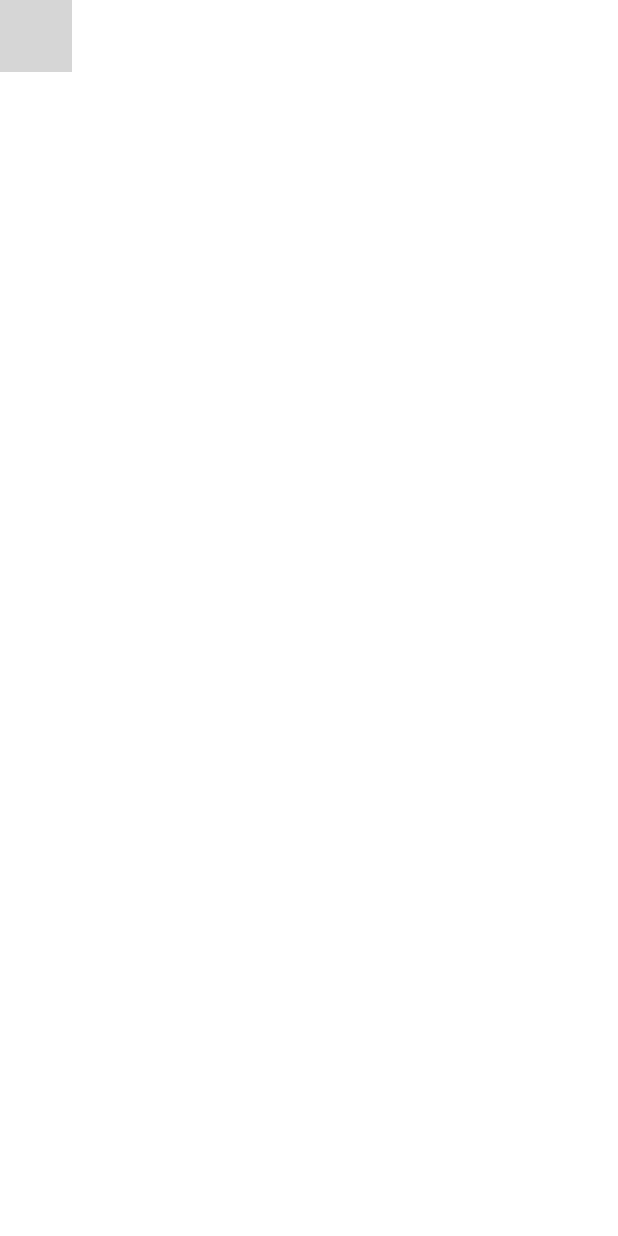
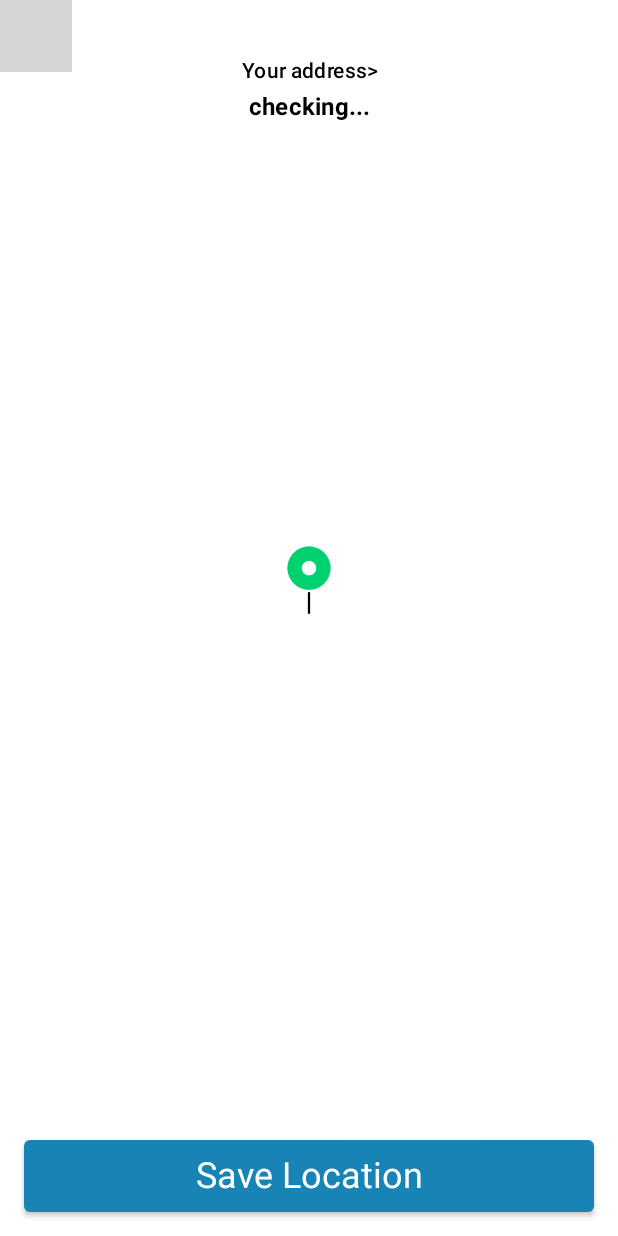
Before and after one commit to MyDesign94/MyWheatherApp, an Android app built with Jetpack Compose: the GoogleMapScreen screen opened through its navigation route, on a phone screen of 412 x 824 dp. Run offline under Robolectric (Android 15) with nearby library versions, the phone set to English and light mode, and no system bars; our stand-ins replace Dagger/Hilt's generated code; 5 statements that could not run were skipped; grey boxes are pictures that could not be loaded.

Commit message:
add pointer and simple user location

```diff
--- a/app/build.gradle
+++ b/app/build.gradle
@@ -85,6 +85,8 @@ dependencies {
     implementation "androidx.hilt:hilt-navigation-compose:1.0.0-alpha03"
     implementation "com.google.accompanist:accompanist-flowlayout:0.17.0"
     implementation "androidx.compose.ui:ui-viewbinding:$compose_version"
+    implementation("androidx.compose.animation:animation:$compose_version")
+    implementation("androidx.compose.animation:animation-core:$compose_version")
 
     // Coroutines
     implementation 'org.jetbrains.kotlinx:kotlinx-coroutines-core:1.5.1'
--- a/app/src/main/java/IS/WheatherApp/feature_wheather/presentation/MainActivity.kt
+++ b/app/src/main/java/IS/WheatherApp/feature_wheather/presentation/MainActivity.kt
@@ -96,7 +96,7 @@ class MainActivity : ComponentActivity() {
                         composable(
                             route = Screen.GoogleMap.route
                         ) {
-                            GoogleMapScreen()
+                            GoogleMapScreen(navController)
                         }
                     }
                 }
--- a/app/src/main/java/IS/WheatherApp/feature_wheather/presentation/google_map/GoogleMapPointerState.kt
+++ b/app/src/main/java/IS/WheatherApp/feature_wheather/presentation/google_map/GoogleMapPointerState.kt
@@ -5,3 +5,7 @@ import com.google.android.libraries.maps.model.LatLng
 data class GoogleMapPointerState(
     val latLng: LatLng = LatLng(60.037674, 30.250677)
 )
+
+enum class MapPointerMovingState {
+    IDLE, DRAGGING
+}
--- a/app/src/main/java/IS/WheatherApp/feature_wheather/presentation/google_map/GoogleMapScreen.kt
+++ b/app/src/main/java/IS/WheatherApp/feature_wheather/presentation/google_map/GoogleMapScreen.kt
@@ -1,34 +1,51 @@
 package IS.WheatherApp.feature_wheather.presentation.add_city.component
 
 import IS.WheatherApp.R
+import IS.WheatherApp.feature_wheather.presentation.google_map.GoogleMapViewModel
+import IS.WheatherApp.feature_wheather.presentation.google_map.MapPointerMovingState
+import IS.WheatherApp.feature_wheather.presentation.google_map.component.MapPointer
+import IS.WheatherApp.feature_wheather.presentation.google_map.component.YourAddress
+import IS.WheatherApp.feature_wheather.presentation.ui.theme.NxtDays
 import android.os.Bundle
+import android.util.Log
+import android.widget.Toast
 import androidx.compose.foundation.background
-import androidx.compose.foundation.layout.Column
-import androidx.compose.foundation.layout.fillMaxHeight
-import androidx.compose.foundation.layout.fillMaxWidth
-import androidx.compose.runtime.Composable
-import androidx.compose.runtime.DisposableEffect
-import androidx.compose.runtime.remember
+import androidx.compose.foundation.layout.* // ktlint-disable no-wildcard-imports
+import androidx.compose.material.Button
+import androidx.compose.material.ButtonDefaults
+import androidx.compose.material.MaterialTheme
+import androidx.compose.material.Text
+import androidx.compose.runtime.* // ktlint-disable no-wildcard-imports
+import androidx.compose.ui.Alignment
 import androidx.compose.ui.Modifier
 import androidx.compose.ui.graphics.Color
 import androidx.compose.ui.platform.LocalContext
 import androidx.compose.ui.platform.LocalLifecycleOwner
+import androidx.compose.ui.text.style.TextAlign
+import androidx.compose.ui.unit.dp
 import androidx.compose.ui.viewinterop.AndroidView
+import androidx.hilt.navigation.compose.hiltViewModel
 import androidx.lifecycle.Lifecycle
 import androidx.lifecycle.LifecycleEventObserver
 import androidx.navigation.NavController
+import com.google.android.libraries.maps.CameraUpdateFactory
 import com.google.android.libraries.maps.MapView
+import com.google.android.libraries.maps.model.LatLng
 
 @Composable
 fun GoogleMapScreen(
     navController: NavController,
+    viewModel: GoogleMapViewModel = hiltViewModel()
+) {
+    val pointerLocation = viewModel.pointerLocation.value
+    val buttonState = remember { mutableStateOf(MapPointerMovingState.DRAGGING) }
+    val mapView = rememberMapViewWithLifecycle()
+    val zoomLevel = viewModel.zoomLevel.value
+    val context = LocalContext.current
+    var target = LatLng(60.037674, 30.250677)
+    var address = viewModel.address.value
 
-) {
-    val mapView = rememberMapViewWithLifecycle()
-    val zoomLevel = remember { 17f }
-    val context = LocalContext.current
-
-    Column(
+    Box(
         modifier = Modifier
             .fillMaxHeight()
             .fillMaxWidth()
@@ -36,7 +53,57 @@ fun GoogleMapScreen(
     ) {
         AndroidView({ mapView }) { mapView ->
             mapView.getMapAsync { map ->
+                map.animateCamera(
+                    CameraUpdateFactory.newLatLngZoom(
+                        pointerLocation.latLng, zoomLevel
+                    )
+                )
+                map.setOnCameraMoveCanceledListener {
+                    buttonState.value = MapPointerMovingState.IDLE
+                    address = "checking..."
+                }
+                map.setOnCameraIdleListener {
+                    target = map.cameraPosition.target
+                    viewModel.setZoomLevel(map.cameraPosition.zoom)
+                    viewModel.setPointerState(target)
+                    viewModel.getAddress(target)
+                    Log.e("getAddress", address)
+                    buttonState.value = MapPointerMovingState.DRAGGING
+                }
             }
+        }
+        YourAddress(
+            modifier = Modifier
+                .align(Alignment.TopCenter)
+                .padding(top = 35.dp),
+            address = address
+        )
+        MapPointer(
+            modifier = Modifier
+                .align(Alignment.Center)
+                .padding(bottom = 52.dp)
+        )
+        Button(
+            modifier = Modifier
+                .align(Alignment.BottomCenter)
+                .padding(
+                    start = 16.dp,
+                    end = 16.dp,
+                    bottom = 16.dp
+                )
+                .fillMaxWidth()
+                .height(48.dp),
+            onClick = {
+                Toast.makeText(context, target.toString(), Toast.LENGTH_LONG).show()
+            },
+            colors = ButtonDefaults.buttonColors(NxtDays)
+        ) {
+            Text(
+                text = "Save Location",
+                color = Color.White,
+                textAlign = TextAlign.Center,
+                style = MaterialTheme.typography.h5
+            )
         }
     }
 }
--- a/app/src/main/java/IS/WheatherApp/feature_wheather/presentation/google_map/GoogleMapViewModel.kt
+++ b/app/src/main/java/IS/WheatherApp/feature_wheather/presentation/google_map/GoogleMapViewModel.kt
@@ -2,7 +2,11 @@ package IS.WheatherApp.feature_wheather.presentation.google_map
 
 import IS.WheatherApp.feature_wheather.domain.util.APP_ACTIVITY
 import IS.WheatherApp.feature_wheather.domain.util.LocationLiveData
+import IS.WheatherApp.feature_wheather.presentation.add_city.AddNewLocationViewModel
 import android.content.Context
+import android.location.Address
+import android.location.Geocoder
+import android.util.Log
 import androidx.compose.runtime.State
 import androidx.compose.runtime.mutableStateOf
 import androidx.lifecycle.ViewModel
@@ -20,6 +24,19 @@ class GoogleMapViewModel @Inject constructor(
     private val _pointerLocation = mutableStateOf(GoogleMapPointerState())
     val pointerLocation: State<GoogleMapPointerState> = _pointerLocation
 
+    private val _buttonState = mutableStateOf(MapPointerMovingState.DRAGGING)
+    val buttonState: State<MapPointerMovingState> = _buttonState
+
+    private val _address = mutableStateOf("checking...")
+    val address: State<String> = _address
+
+    private val _zoomLevel = mutableStateOf(17f)
+    val zoomLevel: State<Float> = _zoomLevel
+
+    fun onButtonStateChange(newState: MapPointerMovingState) {
+        _buttonState.value = newState
+    }
+
     init {
         locationData.observe(APP_ACTIVITY, {
             _pointerLocation.value = pointerLocation.value.copy(
@@ -27,4 +44,30 @@ class GoogleMapViewModel @Inject constructor(
             )
         })
     }
+    fun getAddress(latLng: LatLng) {
+        address(latLng).let { address ->
+            _address.value = address?.adminArea ?: "Cant find location"
+        }
+    }
+
+    fun setZoomLevel(zoomLevel: Float){
+        _zoomLevel.value = zoomLevel
+    }
+
+    fun setPointerState(latLng: LatLng) {
+        _pointerLocation.value = pointerLocation.value.copy(
+            latLng = latLng
+        )
+    }
+
+    private fun address(latLng: LatLng): Address? {
+        Log.e("getAddress", "started")
+        val geocoder = Geocoder(context)
+        return try {
+            geocoder.getFromLocation(latLng.latitude, latLng.longitude, 1)[0]
+        } catch (e: Exception) {
+            AddNewLocationViewModel.UiEvent.ShowSnackbar(message = e.message ?: "Cant find location")
+            null
+        }
+    }
 }
--- /dev/null
+++ b/app/src/main/java/IS/WheatherApp/feature_wheather/presentation/google_map/component/Widget.kt
@@ -0,0 +1,79 @@
+package IS.WheatherApp.feature_wheather.presentation.google_map.component
+
+import IS.WheatherApp.R
+import IS.WheatherApp.feature_wheather.presentation.google_map.GoogleMapPointerState
+import IS.WheatherApp.feature_wheather.presentation.google_map.MapPointerMovingState
+import androidx.compose.foundation.Image
+import androidx.compose.foundation.background
+import androidx.compose.foundation.layout.* // ktlint-disable no-wildcard-imports
+import androidx.compose.foundation.shape.CircleShape
+import androidx.compose.material.MaterialTheme
+import androidx.compose.material.Text
+import androidx.compose.runtime.Composable
+import androidx.compose.runtime.MutableState
+import androidx.compose.runtime.mutableStateOf
+import androidx.compose.ui.Alignment
+import androidx.compose.ui.Modifier
+import androidx.compose.ui.graphics.Color
+import androidx.compose.ui.res.painterResource
+import androidx.compose.ui.text.font.FontWeight
+import androidx.compose.ui.text.style.TextAlign
+import androidx.compose.ui.unit.dp
+
+@Composable
+fun AnimatedMapPointer(
+    modifier: Modifier = Modifier,
+    buttonState: MutableState<MapPointerMovingState> = mutableStateOf(MapPointerMovingState.IDLE),
+    pointerState: GoogleMapPointerState
+) {
+}
+
+@Composable
+fun MapPointer(
+    modifier: Modifier = Modifier
+) {
+    Box(
+        modifier = modifier
+            .wrapContentWidth(),
+        contentAlignment = Alignment.TopStart
+    ) {
+        Box(
+            modifier = Modifier
+                .align(Alignment.BottomCenter)
+                .background(Color.Gray.copy(alpha = .3f), CircleShape)
+                .wrapContentWidth()
+        )
+        Image(
+            painter = painterResource(R.drawable.ic_location_pointer_origin),
+            modifier = Modifier
+                .size(32.dp, 64.dp),
+            contentDescription = null
+        )
+    }
+}
+
+@Composable
+fun YourAddress(
+    modifier: Modifier,
+    address: String
+) {
+    Column(
+        modifier = modifier
+            .fillMaxWidth(),
+        horizontalAlignment = Alignment.CenterHorizontally
+    ) {
+        Text(
+            text = "Your address>",
+            style = MaterialTheme.typography.subtitle2,
+            textAlign = TextAlign.Center,
+            color = Color.Black
+        )
+        Text(
+            text = address,
+            style = MaterialTheme.typography.subtitle1,
+            textAlign = TextAlign.Center,
+            fontWeight = FontWeight.Bold,
+            color = Color.Black
+        )
+    }
+}
```
Also changed, not shown: app/src/main/res/drawable/ic_location_pointer_origin.png (added).
